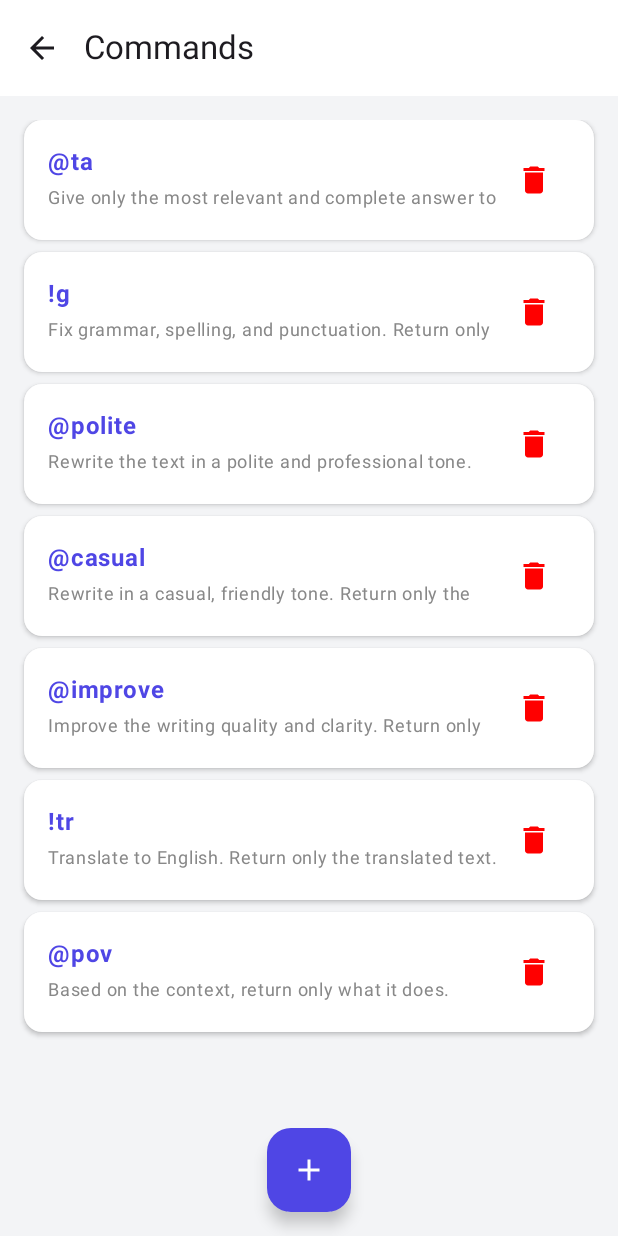
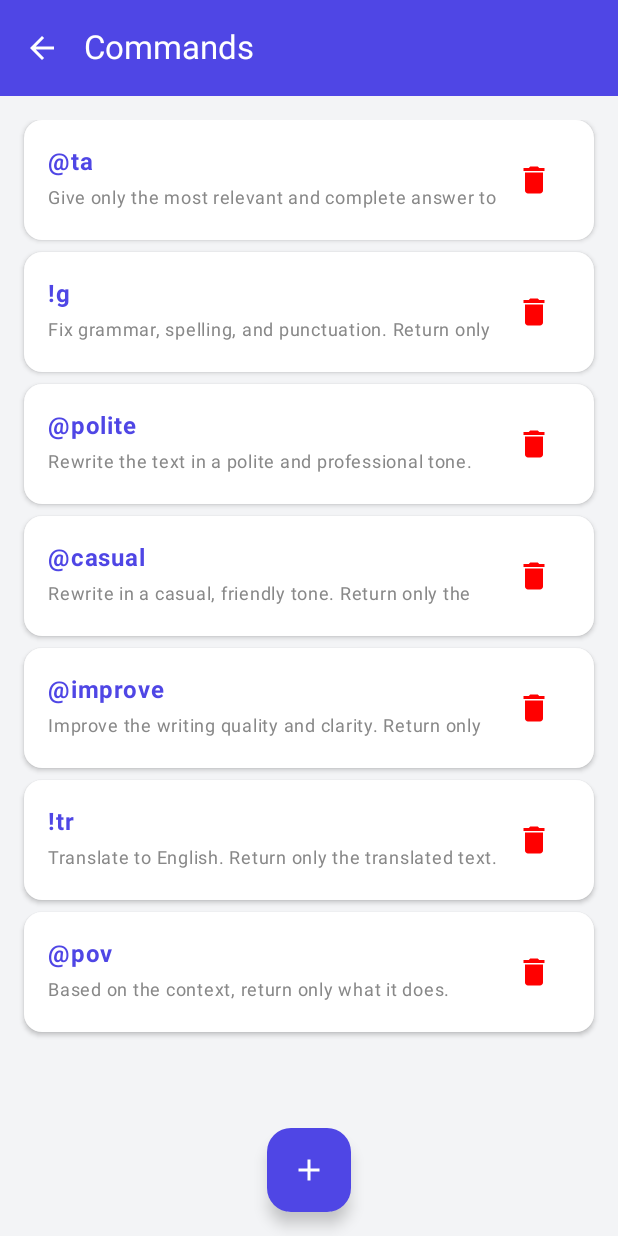
Before and after one commit to estiaksoyeb/TypeAssist, an Android app built with Jetpack Compose: the screen it shows after launch (MainActivity), after a tap on "Commands", on a phone screen of 412 x 824 dp. Run offline under Robolectric (Android 15) with nearby library versions, the phone set to English and light mode, and no system bars.

Commit message:
animation added and header and status bar color set as same

```diff
--- a/app/src/main/kotlin/com/typeassist/app/ui/TypeAssistApp.kt
+++ b/app/src/main/kotlin/com/typeassist/app/ui/TypeAssistApp.kt
@@ -5,10 +5,16 @@ import android.content.Intent
 import android.provider.Settings
 import android.widget.Toast
 import androidx.activity.compose.BackHandler
+import androidx.compose.animation.AnimatedContent
+import androidx.compose.animation.ExperimentalAnimationApi
+import androidx.compose.animation.slideInHorizontally
+import androidx.compose.animation.slideOutHorizontally
+import androidx.compose.animation.togetherWith
 import androidx.compose.foundation.layout.fillMaxSize
 import androidx.compose.material3.MaterialTheme
 import androidx.compose.material3.Surface
 import androidx.compose.runtime.*
+import androidx.compose.runtime.saveable.rememberSaveable
 import androidx.compose.ui.Modifier
 import androidx.compose.ui.platform.LocalContext
 import com.google.gson.GsonBuilder
@@ -18,9 +24,11 @@ import com.typeassist.app.data.createDefaultConfig
 import com.typeassist.app.ui.screens.*
 import okhttp3.OkHttpClient
 
+@OptIn(ExperimentalAnimationApi::class)
 @Composable
 fun TypeAssistApp(client: OkHttpClient) {
-    var currentScreen by remember { mutableStateOf("home") }
+    var currentScreen by rememberSaveable { mutableStateOf("home") }
+    var previousScreen by rememberSaveable { mutableStateOf("home") } // Track previous screen for animation
     val context = LocalContext.current
     val gson = GsonBuilder().setPrettyPrinting().create()
     val prefs = context.getSharedPreferences("GeminiConfig", Context.MODE_PRIVATE)
@@ -37,12 +45,31 @@ fun TypeAssistApp(client: OkHttpClient) {
         prefs.edit().putString("config_json", gson.toJson(newConfig)).apply()
     }
 
+    // Custom navigate function to track previous screen
+    val navigateTo: (String) -> Unit = { screen ->
+        previousScreen = currentScreen
+        currentScreen = screen
+    }
+
     BackHandler(enabled = currentScreen != "home") {
-        currentScreen = "home"
+        navigateTo("home") // Use the custom navigate function for back press
     }
 
     Surface(modifier = Modifier.fillMaxSize(), color = MaterialTheme.colorScheme.background) {
-        when (currentScreen) {
+        AnimatedContent(
+            targetState = currentScreen,
+            label = "Screen Animation",
+            transitionSpec = {
+                if (targetState == "home" && previousScreen != "home") { // Navigating back to home
+                    slideInHorizontally { fullWidth -> -fullWidth } togetherWith // New screen from left
+                    slideOutHorizontally { fullWidth -> fullWidth } // Old screen to right
+                } else { // Navigating forward or within sub-screens not back to home
+                    slideInHorizontally { fullWidth -> fullWidth } togetherWith // New screen from right
+                    slideOutHorizontally { fullWidth -> -fullWidth } // Old screen to left
+                }
+            }
+        ) { screen ->
+            when (screen) {
                 "home" -> HomeScreen(
                     config = config,
                     context = context,
@@ -56,27 +83,28 @@ fun TypeAssistApp(client: OkHttpClient) {
                             }
                             if (config.apiKey.isBlank()) {
                                 Toast.makeText(context, "⚠️ Please setup API Key first", Toast.LENGTH_SHORT).show()
-                            currentScreen = "settings"
+                                navigateTo("settings") // Use custom navigate
                                 return@HomeScreen
                             }
                         }
                         saveConfig(config.copy(isAppEnabled = newState))
                     },
-                onNavigate = { currentScreen = it }
+                    onNavigate = { navigateTo(it) } // Use custom navigate
                 )
-            "commands" -> CommandsScreen(config, { saveConfig(it) }, { currentScreen = "home" })
+                "commands" -> CommandsScreen(config, { saveConfig(it) }, { navigateTo("home") }) // Use custom navigate
                 "settings" -> SettingsScreen(
                     config = config,
                     client = client,
                     onSave = { saveConfig(it) },
-                onBack = { currentScreen = "home" }
+                    onBack = { navigateTo("home") } // Use custom navigate
                 )
-            "json" -> JsonScreen(config, { saveConfig(it) }, { currentScreen = "home" })
+                "json" -> JsonScreen(config, { saveConfig(it) }, { navigateTo("home") }) // Use custom navigate
                 "test" -> TestScreen(
                     onStartTest = { prefs.edit().putBoolean("is_testing_active", true).apply() },
                     onStopTest = { prefs.edit().putBoolean("is_testing_active", false).apply() },
-                onBack = { currentScreen = "home" }
+                    onBack = { navigateTo("home") } // Use custom navigate
                 )
             }
         }
     }
+}
--- a/app/src/main/kotlin/com/typeassist/app/ui/screens/CommandsScreen.kt
+++ b/app/src/main/kotlin/com/typeassist/app/ui/screens/CommandsScreen.kt
@@ -35,12 +35,12 @@ fun CommandsScreen(config: AppConfig, onSave: (AppConfig) -> Unit, onBack: () ->
     val triggers = config.triggers ?: mutableListOf()
 
     val view = LocalView.current
-    val surfaceColor = MaterialTheme.colorScheme.surface
+    val primaryColor = MaterialTheme.colorScheme.primary
     if (!view.isInEditMode) {
         SideEffect {
             val window = (view.context as Activity).window
-            window.statusBarColor = surfaceColor.toArgb()
-            WindowCompat.getInsetsController(window, view).isAppearanceLightStatusBars = true
+            window.statusBarColor = primaryColor.toArgb()
+            WindowCompat.getInsetsController(window, view).isAppearanceLightStatusBars = false
         }
     }
 
@@ -48,7 +48,8 @@ fun CommandsScreen(config: AppConfig, onSave: (AppConfig) -> Unit, onBack: () ->
         topBar = {
             TopAppBar(
                 title = { Text("Commands") },
-                navigationIcon = { IconButton(onClick = onBack) { Icon(Icons.Default.ArrowBack, "Back") } }
+                navigationIcon = { IconButton(onClick = onBack) { Icon(Icons.Default.ArrowBack, "Back") } },
+                colors = TopAppBarDefaults.topAppBarColors(containerColor = primaryColor, titleContentColor = Color.White, navigationIconContentColor = Color.White)
             )
         },
         floatingActionButtonPosition = FabPosition.Center,
```
Also changed, not shown: app/src/main/kotlin/com/typeassist/app/ui/screens/JsonScreen.kt (+5 -4 lines), app/src/main/kotlin/com/typeassist/app/ui/screens/SettingsScreen.kt (+11 -11 lines), app/src/main/kotlin/com/typeassist/app/ui/screens/TestScreen.kt (+4 -5 lines). Lines whose indentation alone changed are shown as unchanged.
